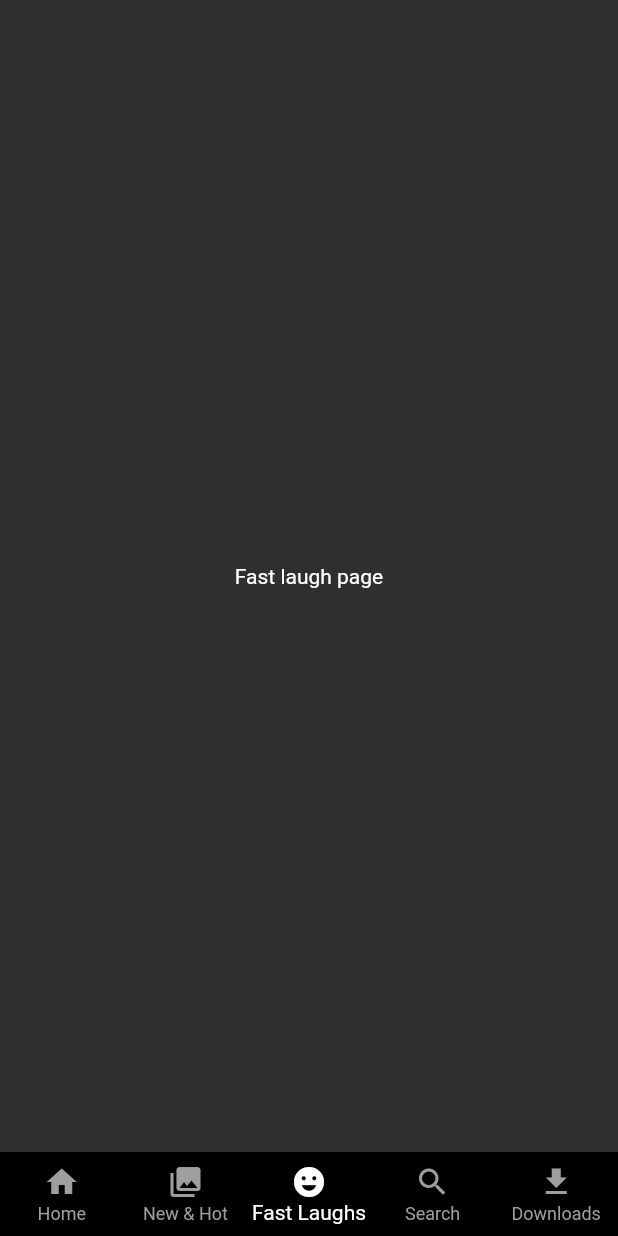
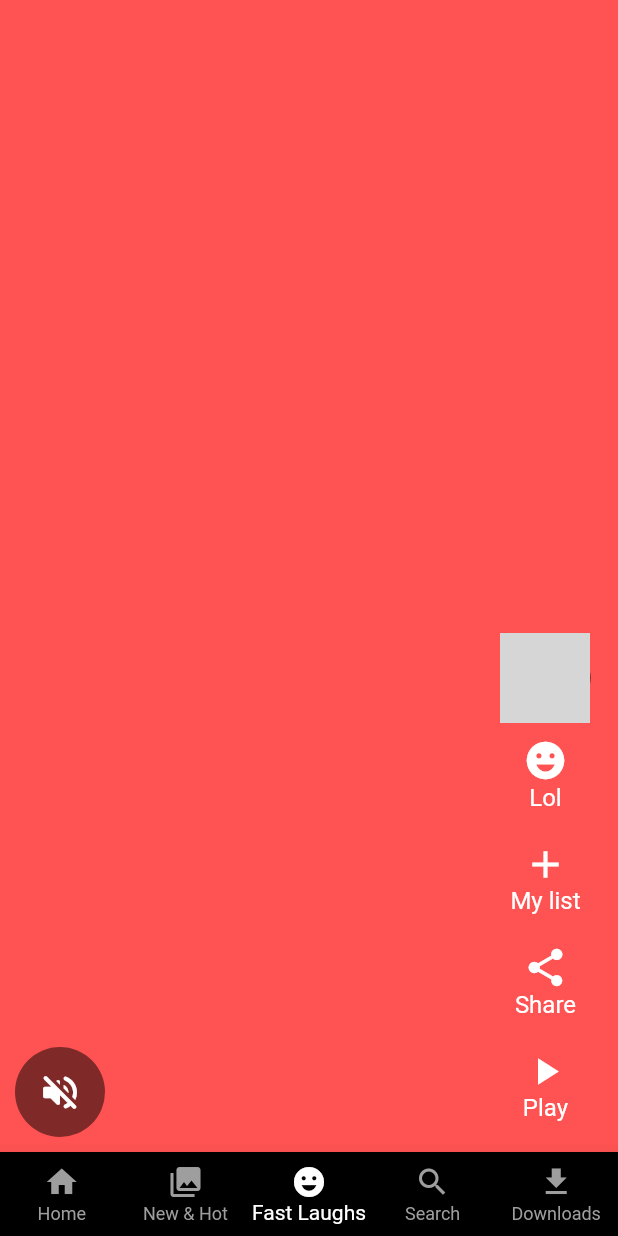
Before and after one commit to abhishek0168/Netflix_clone_flutter, a Flutter app: the screen it shows after launch, item 3 of the bottom bar chosen, on a phone screen of 412 x 824 dp. Run offline on Flutter 3.47's test engine with Material 2 defaults, Android fonts, the phone set to English and light mode, and no system bars; our stand-ins replace bordered_text, google_fonts; network calls fail; grey boxes are pictures that could not be loaded.

```diff
--- a/lib/core/constant.dart
+++ b/lib/core/constant.dart
@@ -2,4 +2,7 @@ import 'package:flutter/material.dart';
 
 const kwidth = SizedBox(width: 15);
 const kheight = SizedBox(height: 15);
-const kheight20 = SizedBox(height: 20);
+const kheight25 = SizedBox(height: 25);
+
+//BorderRadius
+BorderRadius kRadius10 = BorderRadius.circular(10);
--- a/lib/presentation/fast_laugh/widgets/screen_fast_laugh.dart
+++ b/lib/presentation/fast_laugh/widgets/screen_fast_laugh.dart
@@ -1,4 +1,8 @@
+import 'dart:developer';
 import 'package:flutter/material.dart';
+import 'package:netflix_clone/presentation/fast_laugh/widgets/video_list_item.dart';
+
+
 
 class ScreenFastlaughPage extends StatelessWidget {
   const ScreenFastlaughPage({super.key});
@@ -6,8 +10,17 @@ class ScreenFastlaughPage extends StatelessWidget {
   @override
   Widget build(BuildContext context) {
     return Scaffold(
-      body: Center(
-        child: Text('Fast laugh page'),
+      body: SafeArea(
+        child: PageView(
+          scrollDirection: Axis.vertical,
+          children: List.generate(
+            20,
+            (index) {
+              log(index.toString());
+              return VideoListItemWidget(index: index);
+            },
+          ),
+        ),
       ),
     );
   }
--- /dev/null
+++ b/lib/presentation/fast_laugh/widgets/video_list_item.dart
@@ -0,0 +1,88 @@
+import 'package:flutter/material.dart';
+import 'package:netflix_clone/core/colors/colors.dart';
+
+const imageUrl =
+    'https://www.themoviedb.org/t/p/w220_and_h330_face/v28T5F1IygM8vXWZIycfNEm3xcL.jpg';
+
+class VideoListItemWidget extends StatelessWidget {
+  const VideoListItemWidget({super.key, required this.index});
+  final int index;
+  @override
+  Widget build(BuildContext context) {
+    return Stack(
+      children: [
+        Container(
+          color: Colors.accents[index % Colors.accents.length],
+        ),
+        Align(
+          alignment: Alignment.bottomCenter,
+          child: Padding(
+            padding: const EdgeInsets.symmetric(
+              vertical: 10,
+              horizontal: 10,
+            ),
+            child: Row(
+              crossAxisAlignment: CrossAxisAlignment.end,
+              mainAxisAlignment: MainAxisAlignment.spaceBetween,
+              children: [
+                // left side
+                CircleAvatar(
+                  radius: 30,
+                  backgroundColor: kBlack.withOpacity(0.5),
+                  child: IconButton(
+                    onPressed: () {},
+                    icon: const Icon(Icons.volume_off_rounded,
+                        color: kWhite, size: 30),
+                  ),
+                ),
+
+                // right side
+                Column(
+                  mainAxisAlignment: MainAxisAlignment.end,
+                  children: const [
+                    CircleAvatar(
+                      backgroundImage: NetworkImage(imageUrl),
+                      radius: 30,
+                    ),
+                    VideoActionWidget(icon: Icons.emoji_emotions, title: 'Lol'),
+                    VideoActionWidget(icon: Icons.add, title: 'My list'),
+                    VideoActionWidget(icon: Icons.share, title: 'Share'),
+                    VideoActionWidget(icon: Icons.play_arrow, title: 'Play'),
+                  ],
+                ),
+              ],
+            ),
+          ),
+        ),
+      ],
+    );
+  }
+}
+
+class VideoActionWidget extends StatelessWidget {
+  const VideoActionWidget({
+    super.key,
+    required this.icon,
+    required this.title,
+  });
+  final IconData icon;
+  final String title;
+  @override
+  Widget build(BuildContext context) {
+    return Padding(
+      padding: const EdgeInsets.symmetric(vertical: 10, horizontal: 15),
+      child: Column(
+        children: [
+          Icon(
+            icon,
+            size: 30,
+          ),
+          Text(
+            title,
+            style: const TextStyle(fontSize: 16),
+          ),
+        ],
+      ),
+    );
+  }
+}
--- a/lib/presentation/search/widgets/screen_search.dart
+++ b/lib/presentation/search/widgets/screen_search.dart
@@ -1,6 +1,7 @@
 import 'package:flutter/cupertino.dart';
 import 'package:flutter/material.dart';
-import 'package:netflix_clone/presentation/widgets/search_result.dart';
+import 'package:netflix_clone/presentation/search/widgets/search_idle.dart';
+import 'package:netflix_clone/presentation/search/widgets/search_result.dart';
 
 class ScreenSearchPage extends StatelessWidget {
   const ScreenSearchPage({super.key});
--- a/pubspec.yaml
+++ b/pubspec.yaml
@@ -37,6 +37,7 @@ dependencies:
   cupertino_icons: ^1.0.2
   google_fonts: ^4.0.3
   video_player: ^2.5.3
+  bordered_text: ^2.0.0
 
 dev_dependencies:
   flutter_test:
```
Also changed, not shown: lib/presentation/home/widgets/number_card_widget.dart (added, +75 -0 lines), lib/presentation/home/widgets/screen_home.dart (+23 -2 lines), lib/presentation/search/widgets/search_idle.dart (renamed from lib/presentation/widgets/search_idle.dart, +3 -8 lines), lib/presentation/search/widgets/search_result.dart (renamed from lib/presentation/widgets/search_result.dart, +5 -10 lines), lib/presentation/widgets/main_card.dart (added, +24 -0 lines), lib/presentation/widgets/main_title_card.dart (added, +35 -0 lines), lib/presentation/widgets/main_title_widget.dart (added, +16 -0 lines), pubspec.lock, 1 other file.
